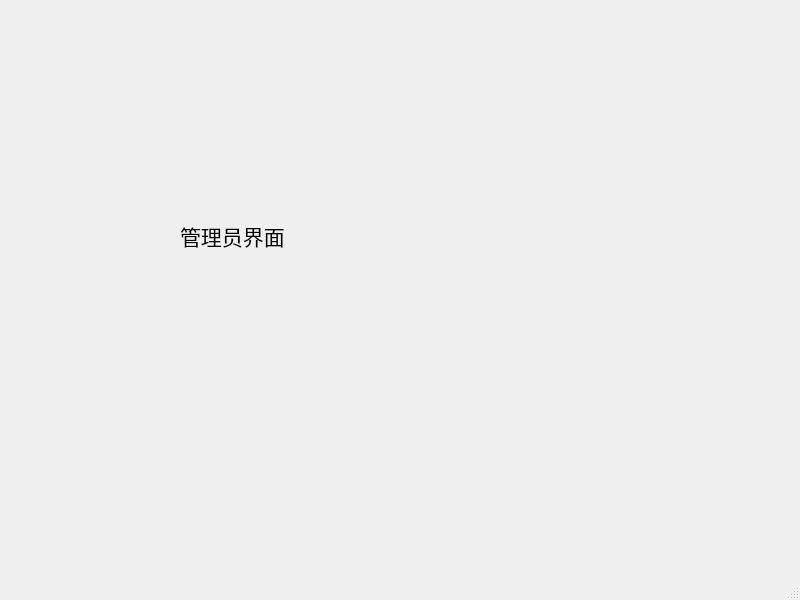
First picture: the form in mainwindow.ui, repository PGwind/Qt_HIMS, before the edit.
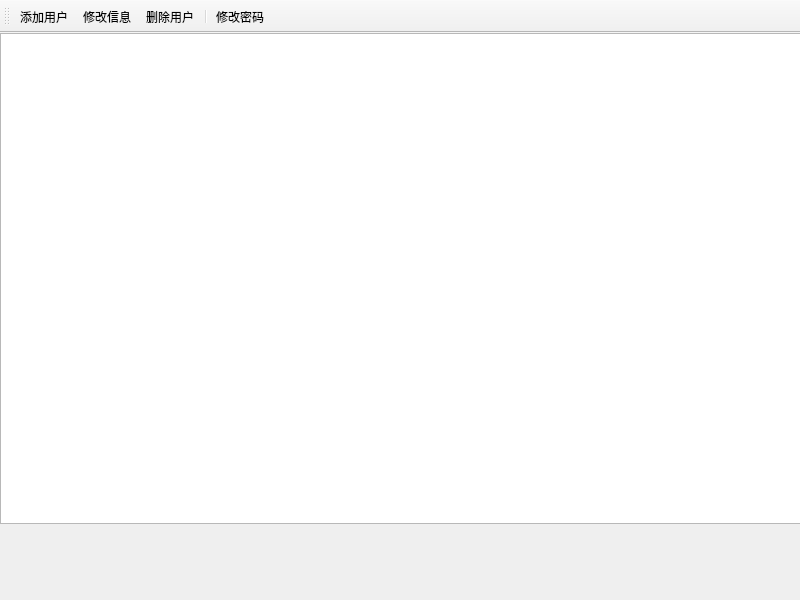
Second picture: the form after the edit. Icons and pictures are not drawn.

Patch:
```diff
--- a/mainwindow.ui
+++ b/mainwindow.ui
@@ -14,23 +14,15 @@
    <string>MainWindow</string>
   </property>
   <widget class="QWidget" name="centralwidget">
-   <widget class="QLabel" name="label">
+   <widget class="QTableView" name="tableView">
     <property name="geometry">
      <rect>
-      <x>180</x>
-      <y>170</y>
-      <width>501</width>
-      <height>131</height>
+      <x>0</x>
+      <y>0</y>
+      <width>801</width>
+      <height>491</height>
      </rect>
     </property>
-    <property name="font">
-     <font>
-      <pointsize>16</pointsize>
-     </font>
-    </property>
-    <property name="text">
-     <string>管理员界面</string>
-    </property>
    </widget>
   </widget>
   <widget class="QMenuBar" name="menubar">
@@ -43,7 +35,93 @@
     </rect>
    </property>
   </widget>
-  <widget class="QStatusBar" name="statusbar"/>
+  <widget class="QToolBar" name="toolBar">
+   <property name="windowTitle">
+    <string>toolBar</string>
+   </property>
+   <property name="toolButtonStyle">
+    <enum>Qt::ToolButtonTextUnderIcon</enum>
+   </property>
+   <attribute name="toolBarArea">
+    <enum>TopToolBarArea</enum>
+   </attribute>
+   <attribute name="toolBarBreak">
+    <bool>false</bool>
+   </attribute>
+   <addaction name="actAdd"/>
+   <addaction name="actModify"/>
+   <addaction name="actDelete"/>
+   <addaction name="separator"/>
+   <addaction name="actPwd"/>
+  </widget>
+  <action name="actAdd">
+   <property name="icon">
+    <iconset resource="images.qrc">
+     <normaloff>:/icons/images/icons/addUser.png</normaloff>:/icons/images/icons/addUser.png</iconset>
+   </property>
+   <property name="text">
+    <string>添加用户</string>
+   </property>
+   <property name="toolTip">
+    <string>添加用户</string>
+   </property>
+  </action>
+  <action name="actModify">
+   <property name="icon">
+    <iconset resource="images.qrc">
+     <normaloff>:/icons/images/icons/modify.png</normaloff>:/icons/images/icons/modify.png</iconset>
+   </property>
+   <property name="text">
+    <string>修改信息</string>
+   </property>
+   <property name="toolTip">
+    <string>修改信息</string>
+   </property>
+  </action>
+  <action name="actDelete">
+   <property name="icon">
+    <iconset resource="images.qrc">
+     <normaloff>:/icons/images/icons/delete.png</normaloff>:/icons/images/icons/delete.png</iconset>
+   </property>
+   <property name="text">
+    <string>删除用户</string>
+   </property>
+   <property name="toolTip">
+    <string>删除用户</string>
+   </property>
+  </action>
+  <action name="actRevert">
+   <property name="text">
+    <string>撤回修改</string>
+   </property>
+   <property name="toolTip">
+    <string>撤回修改</string>
+   </property>
+  </action>
+  <action name="actSave">
+   <property name="icon">
+    <iconset resource="images.qrc">
+     <normaloff>:/icons/images/icons/save.png</normaloff>:/icons/images/icons/save.png</iconset>
+   </property>
+   <property name="text">
+    <string>保存修改</string>
+   </property>
+   <property name="toolTip">
+    <string>保存修改</string>
+   </property>
+  </action>
+  <action name="actPwd">
+   <property name="icon">
+    <iconset resource="images.qrc">
+     <normaloff>:/icons/images/icons/passwd.png</normaloff>:/icons/images/icons/passwd.png</iconset>
+   </property>
+   <property name="text">
+    <string>修改密码</string>
+   </property>
+   <property name="toolTip">
+    <string>修改密码</string>
+   </property>
+  </action>
  </widget>
  <resources/>
  <connections/>
```
Left out of the diff: 4 changed lines with no effect on the pictures.
